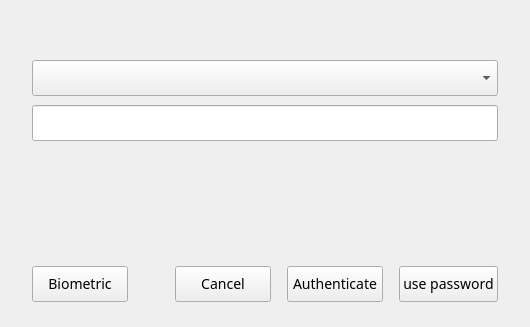
This is polkit-agent/src/mainwindow.ui in ukui/ukui-biometric-auth as Qt 5 draws it before an edit. The edited form follows.
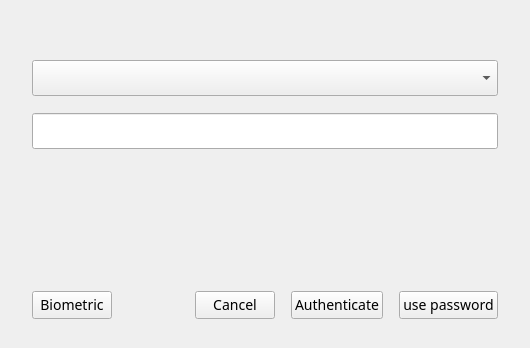
This is the edited form.

```diff
--- a/polkit-agent/src/mainwindow.ui
+++ b/polkit-agent/src/mainwindow.ui
@@ -7,7 +7,7 @@
     <x>0</x>
     <y>0</y>
     <width>530</width>
-    <height>327</height>
+    <height>348</height>
    </rect>
   </property>
   <property name="sizePolicy">
@@ -55,14 +55,7 @@
      <property name="bottomMargin">
       <number>0</number>
      </property>
-     <item row="2" column="1">
-      <layout class="QFormLayout" name="bioAuthLayout">
-       <property name="bottomMargin">
-        <number>8</number>
-       </property>
-      </layout>
-     </item>
-     <item row="4" column="1">
+     <item row="5" column="1">
       <widget class="QComboBox" name="cmbUsers">
        <property name="minimumSize">
         <size>
@@ -84,7 +77,7 @@
        </property>
       </widget>
      </item>
-     <item row="5" column="1">
+     <item row="7" column="1">
       <widget class="QWidget" name="widgetPasswdAuth" native="true">
        <property name="minimumSize">
         <size>
@@ -107,7 +100,33 @@
           <property name="topMargin">
            <number>0</number>
           </property>
-          <item row="1" column="1">
+          <item row="0" column="0" colspan="2">
+           <widget class="QLineEdit" name="lePassword">
+            <property name="minimumSize">
+             <size>
+              <width>0</width>
+              <height>36</height>
+             </size>
+            </property>
+            <property name="maximumSize">
+             <size>
+              <width>16777215</width>
+              <height>36</height>
+             </size>
+            </property>
+            <property name="contextMenuPolicy">
+             <enum>Qt::NoContextMenu</enum>
+            </property>
+            <property name="styleSheet">
+             <string notr="true">font-size: 14px;
+font-family: PingFangSC-Regular, PingFang SC;
+font-weight: 400;
+line-height: 20px;
+lineedit-password-character:42;</string>
+            </property>
+           </widget>
+          </item>
+          <item row="2" column="0" colspan="2">
            <widget class="QLabel" name="lblMessage">
             <property name="minimumSize">
              <size>
@@ -134,32 +153,6 @@
             </property>
            </widget>
           </item>
-          <item row="0" column="1">
-           <widget class="QLineEdit" name="lePassword">
-            <property name="minimumSize">
-             <size>
-              <width>0</width>
-              <height>36</height>
-             </size>
-            </property>
-            <property name="maximumSize">
-             <size>
-              <width>16777215</width>
-              <height>36</height>
-             </size>
-            </property>
-            <property name="contextMenuPolicy">
-             <enum>Qt::NoContextMenu</enum>
-            </property>
-            <property name="styleSheet">
-             <string notr="true">font-size: 14px;
-font-family: PingFangSC-Regular, PingFang SC;
-font-weight: 400;
-line-height: 20px;
-lineedit-password-character:42;</string>
-            </property>
-           </widget>
-          </item>
          </layout>
         </item>
        </layout>
@@ -205,6 +198,20 @@
        </property>
       </widget>
      </item>
+     <item row="3" column="1">
+      <layout class="QFormLayout" name="bioAuthLayout">
+       <property name="bottomMargin">
+        <number>8</number>
+       </property>
+      </layout>
+     </item>
+     <item row="6" column="1">
+      <layout class="QFormLayout" name="bioDeviceLayout">
+       <property name="bottomMargin">
+        <number>8</number>
+       </property>
+      </layout>
+     </item>
     </layout>
    </item>
    <item>
@@ -217,18 +224,6 @@
      </property>
      <item>
       <widget class="QPushButton" name="btnBioAuth">
-       <property name="minimumSize">
-        <size>
-         <width>96</width>
-         <height>36</height>
-        </size>
-       </property>
-       <property name="maximumSize">
-        <size>
-         <width>115</width>
-         <height>36</height>
-        </size>
-       </property>
        <property name="cursor">
         <cursorShape>PointingHandCursor</cursorShape>
        </property>
@@ -264,18 +259,6 @@
          <verstretch>0</verstretch>
         </sizepolicy>
        </property>
-       <property name="minimumSize">
-        <size>
-         <width>96</width>
-         <height>36</height>
-        </size>
-       </property>
-       <property name="maximumSize">
-        <size>
-         <width>96</width>
-         <height>36</height>
-        </size>
-       </property>
        <property name="cursor">
         <cursorShape>PointingHandCursor</cursorShape>
        </property>
@@ -298,18 +281,6 @@
          <verstretch>0</verstretch>
         </sizepolicy>
        </property>
-       <property name="minimumSize">
-        <size>
-         <width>96</width>
-         <height>36</height>
-        </size>
-       </property>
-       <property name="maximumSize">
-        <size>
-         <width>96</width>
-         <height>36</height>
-        </size>
-       </property>
        <property name="cursor">
         <cursorShape>PointingHandCursor</cursorShape>
        </property>
@@ -326,18 +297,6 @@
      </item>
      <item>
       <widget class="QPushButton" name="returnButton">
-       <property name="minimumSize">
-        <size>
-         <width>96</width>
-         <height>36</height>
-        </size>
-       </property>
-       <property name="maximumSize">
-        <size>
-         <width>115</width>
-         <height>36</height>
-        </size>
-       </property>
        <property name="styleSheet">
         <string notr="true">font-size: 14px;
 font-family: PingFangSC-Regular, PingFang SC;
```
